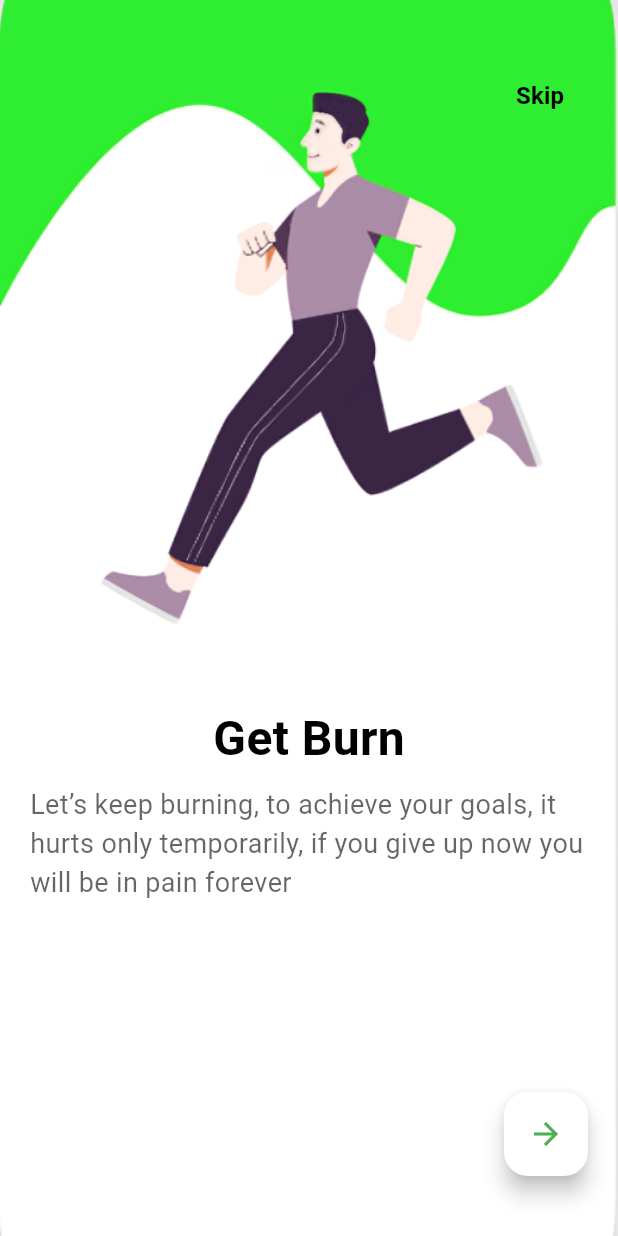
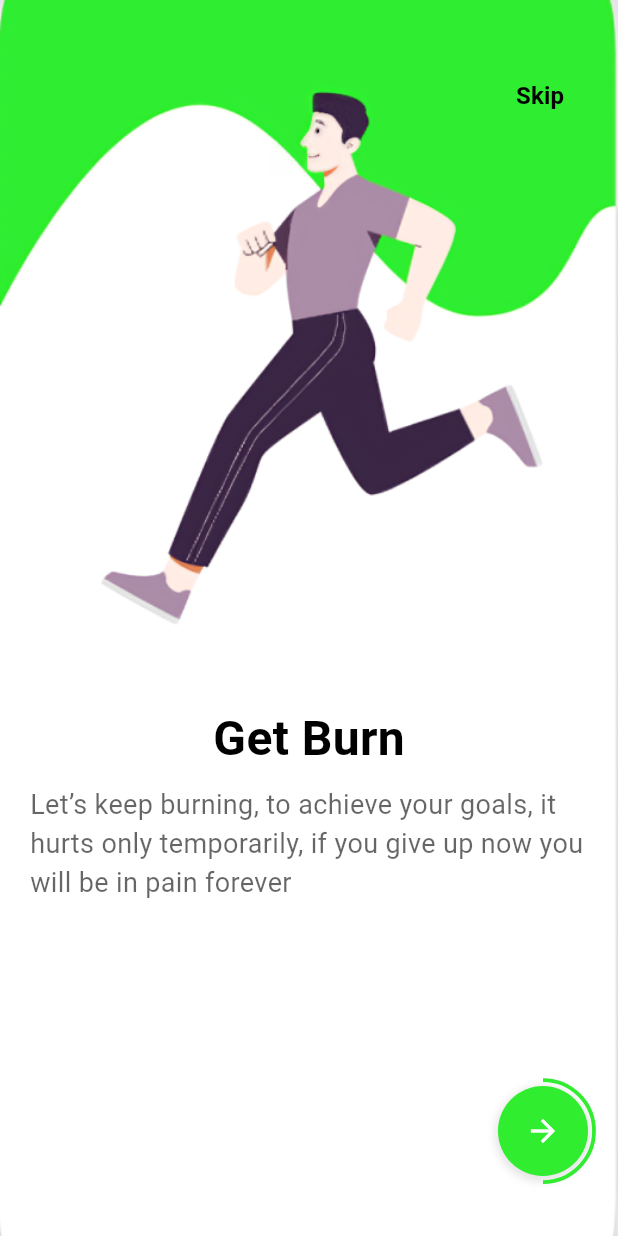
Before and after one commit to Va16hav07/smart_health, a Flutter app: the SplashScreen2 screen opened directly, after a tap on the "arrow forward" icon, on a phone screen of 412 x 824 dp. Run offline on Flutter 3.47's test engine with Material 3 defaults, Android fonts, the phone set to English and light mode, and no system bars; our stand-ins replace calendar_date_picker2, cloud_firestore, firebase_auth, firebase_core, google_sign_in, numberpicker and 2 more; accounts and stored records are empty.

Commit message:
add nw arrow Widget

```diff
--- a/lib/main.dart
+++ b/lib/main.dart
@@ -6,7 +6,6 @@ import 'screens/splashscreen/splash_screen.dart';
 import 'firebase_options.dart';
 import 'package:smart_health/widgets/auth_wrapper.dart';
 import 'package:smart_health/utils/routes.dart';
-import 'package:shared_preferences/shared_preferences.dart';
 
 void main() async {
   try {
@@ -15,20 +14,10 @@ void main() async {
       options: DefaultFirebaseOptions.currentPlatform,
     );
 
-    bool isFirstLaunch = true; // Default to true to show splash screen
-    try {
-      final prefs = await SharedPreferences.getInstance();
-      isFirstLaunch = prefs.getBool('first_launch') ?? true;
-      await prefs.setBool('first_launch', false);
-    } catch (e) {
-      print('SharedPreferences error: $e');
-      // Keep isFirstLaunch as true if there's an error
-    }
-
     runApp(
       ChangeNotifierProvider(
         create: (_) => ThemeProvider(),
-        child: MyApp(showSplash: true), // Always show splash on fresh start
+        child: const RouterWrapper(child: MyApp()),
       ),
     );
   } catch (e) {
@@ -41,9 +30,18 @@ void main() async {
   }
 }
 
+class RouterWrapper extends StatelessWidget {
+  final Widget child;
+  const RouterWrapper({Key? key, required this.child}) : super(key: key);
+
+  @override
+  Widget build(BuildContext context) {
+    return child;
+  }
+}
+
 class MyApp extends StatelessWidget {
-  final bool showSplash;
-  const MyApp({super.key, required this.showSplash});
+  const MyApp({super.key});
 
   @override
   Widget build(BuildContext context) {
@@ -65,7 +63,7 @@ class MyApp extends StatelessWidget {
           ),
           themeMode:
               themeProvider.isDarkMode ? ThemeMode.dark : ThemeMode.light,
-          home: showSplash ? SplashScreen() : const AuthWrapper(),
+          home: SplashScreen(),
           debugShowCheckedModeBanner: false,
           onGenerateRoute: RouteGuard.generateRoute,
         );
--- a/lib/screens/loginsignup/completereg.dart
+++ b/lib/screens/loginsignup/completereg.dart
@@ -1,6 +1,6 @@
 import 'package:flutter/material.dart';
 import 'package:cloud_firestore/cloud_firestore.dart';
-import 'package:smart_health/screens/loginsignup/welcome_page.dart';
+import 'package:smart_health/home/dashboard.dart';
 import 'package:numberpicker/numberpicker.dart';
 import 'package:wheel_chooser/wheel_chooser.dart';
 import 'package:calendar_date_picker2/calendar_date_picker2.dart';
@@ -53,7 +53,7 @@ class _ProfileCompletionPageState extends State<ProfileCompletionPage> {
       if (mounted) {
         Navigator.pushReplacement(
           context,
-          MaterialPageRoute(builder: (context) => WelcomePage(username: '')),
+          MaterialPageRoute(builder: (context) => const DashboardScreen()),
         );
       }
     } catch (e) {
--- a/lib/screens/splashscreen/splash_screen2.dart
+++ b/lib/screens/splashscreen/splash_screen2.dart
@@ -1,6 +1,7 @@
 import 'package:flutter/material.dart';
 import 'splash_screen3.dart';
 import 'splash_screen5.dart';
+import '../../widgets/circular_arrow_button.dart';
 
 class SplashScreen2 extends StatelessWidget {
   @override
@@ -62,12 +63,9 @@ class SplashScreen2 extends StatelessWidget {
             Positioned(
               right: 20,
               bottom: 40,
-              child: FloatingActionButton(
-                onPressed: () {
-                  _navigateToNext(context);
-                },
-                backgroundColor: Colors.white,
-                child: Icon(Icons.arrow_forward, color: Colors.green),
+              child: CircularArrowButton(
+                onPressed: () => _navigateToNext(context),
+                progress: 0.25,
               ),
             ),
             Positioned(
--- a/lib/screens/splashscreen/splash_screen3.dart
+++ b/lib/screens/splashscreen/splash_screen3.dart
@@ -1,6 +1,7 @@
 import 'package:flutter/material.dart';
 import 'splash_screen4.dart';
 import 'splash_screen5.dart';
+import '../../widgets/circular_arrow_button.dart';
 
 class SplashScreen3 extends StatelessWidget {
   @override
@@ -57,10 +58,9 @@ class SplashScreen3 extends StatelessWidget {
             Positioned(
               right: 20,
               bottom: 40,
-              child: FloatingActionButton(
+              child: CircularArrowButton(
                 onPressed: () => _navigateToNext(context),
-                backgroundColor: Colors.white,
-                child: Icon(Icons.arrow_forward, color: Colors.green),
+                progress: 0.5,
               ),
             ),
             Positioned(
--- a/lib/screens/splashscreen/splash_screen4.dart
+++ b/lib/screens/splashscreen/splash_screen4.dart
@@ -1,5 +1,6 @@
 import 'package:flutter/material.dart';
 import 'splash_screen5.dart';
+import '../../widgets/circular_arrow_button.dart';
 
 class SplashScreen4 extends StatelessWidget {
   @override
@@ -54,10 +55,9 @@ class SplashScreen4 extends StatelessWidget {
             Positioned(
               right: 20,
               bottom: 40,
-              child: FloatingActionButton(
+              child: CircularArrowButton(
                 onPressed: () => _navigateToNext(context),
-                backgroundColor: Colors.white,
-                child: Icon(Icons.arrow_forward, color: Colors.green),
+                progress: 0.75,
               ),
             ),
             Positioned(
--- a/lib/screens/splashscreen/splash_screen5.dart
+++ b/lib/screens/splashscreen/splash_screen5.dart
@@ -1,5 +1,6 @@
 import 'package:flutter/material.dart';
 import 'package:smart_health/screens/loginsignup/login.dart';
+import '../../widgets/circular_arrow_button.dart';
 
 class SplashScreen5 extends StatelessWidget {
   @override
@@ -46,7 +47,7 @@ class SplashScreen5 extends StatelessWidget {
           Positioned(
             right: 20,
             bottom: 40,
-            child: FloatingActionButton(
+            child: CircularArrowButton(
               onPressed: () {
                 Navigator.of(context).pushReplacement(
                   PageRouteBuilder(
@@ -65,8 +66,7 @@ class SplashScreen5 extends StatelessWidget {
                   ),
                 );
               },
-              backgroundColor: Colors.white,
-              child: Icon(Icons.arrow_forward, color: Colors.green),
+              progress: 1.0,
             ),
           ),
         ],
--- /dev/null
+++ b/lib/widgets/circular_arrow_button.dart
@@ -0,0 +1,121 @@
+import 'package:flutter/material.dart';
+import 'dart:math' as math;
+
+class CircularArrowButton extends StatefulWidget {
+  final VoidCallback onPressed;
+  final double
+  progress; // 0.25 for quarter, 0.5 for half, 0.75 for three-quarters, 1.0 for full
+
+  const CircularArrowButton({
+    Key? key,
+    required this.onPressed,
+    required this.progress,
+  }) : super(key: key);
+
+  @override
+  _CircularArrowButtonState createState() => _CircularArrowButtonState();
+}
+
+class _CircularArrowButtonState extends State<CircularArrowButton>
+    with SingleTickerProviderStateMixin {
+  late AnimationController _controller;
+  late Animation<double> _animation;
+
+  @override
+  void initState() {
+    super.initState();
+    _controller = AnimationController(
+      duration: const Duration(milliseconds: 300),
+      vsync: this,
+    );
+    _animation = Tween<double>(
+      begin: 0,
+      end: widget.progress,
+    ).animate(CurvedAnimation(parent: _controller, curve: Curves.easeOut));
+    _controller.forward();
+  }
+
+  @override
+  void dispose() {
+    _controller.dispose();
+    super.dispose();
+  }
+
+  @override
+  Widget build(BuildContext context) {
+    return GestureDetector(
+      onTap: () {
+        _controller.forward(from: 0);
+        widget.onPressed();
+      },
+      child: Container(
+        width: 60,
+        height: 60,
+        decoration: BoxDecoration(
+          shape: BoxShape.circle,
+          color: Color(0xFF30ED30),
+          boxShadow: [
+            BoxShadow(
+              color: Colors.black.withOpacity(0.1),
+              spreadRadius: 2,
+              blurRadius: 4,
+              offset: Offset(0, 2),
+            ),
+          ],
+        ),
+        child: Stack(
+          children: [
+            Center(
+              child: Icon(Icons.arrow_forward, color: Colors.white, size: 24),
+            ),
+            SizedBox(
+              width: 70,
+              height: 70,
+              child: AnimatedBuilder(
+                animation: _animation,
+                builder: (context, child) {
+                  return CustomPaint(
+                    painter: CircularProgressPainter(
+                      progress: _animation.value,
+                      color: Color(0xFF30ED30),
+                    ),
+                  );
+                },
+              ),
+            ),
+          ],
+        ),
+      ),
+    );
+  }
+}
+
+class CircularProgressPainter extends CustomPainter {
+  final double progress;
+  final Color color;
+
+  CircularProgressPainter({required this.progress, required this.color});
+
+  @override
+  void paint(Canvas canvas, Size size) {
+    final paint =
+        Paint()
+          ..color = Color(0xFF30ED30)
+          ..strokeWidth = 2.5
+          ..style = PaintingStyle.stroke;
+
+    final center = Offset(size.width / 2, size.height / 2);
+    final radius = (size.width / 2) + 4; // Added 4 pixels gap from the button
+
+    canvas.drawArc(
+      Rect.fromCircle(center: center, radius: radius),
+      -math.pi / 2,
+      2 * math.pi * progress,
+      false,
+      paint,
+    );
+  }
+
+  @override
+  bool shouldRepaint(CustomPainter oldDelegate) => true;
+}
```
Also changed, not shown: lib/screens/splashscreen/splash_screen.dart (+62 -50 lines), lib/providers/auth_state_provider.dart (added).
